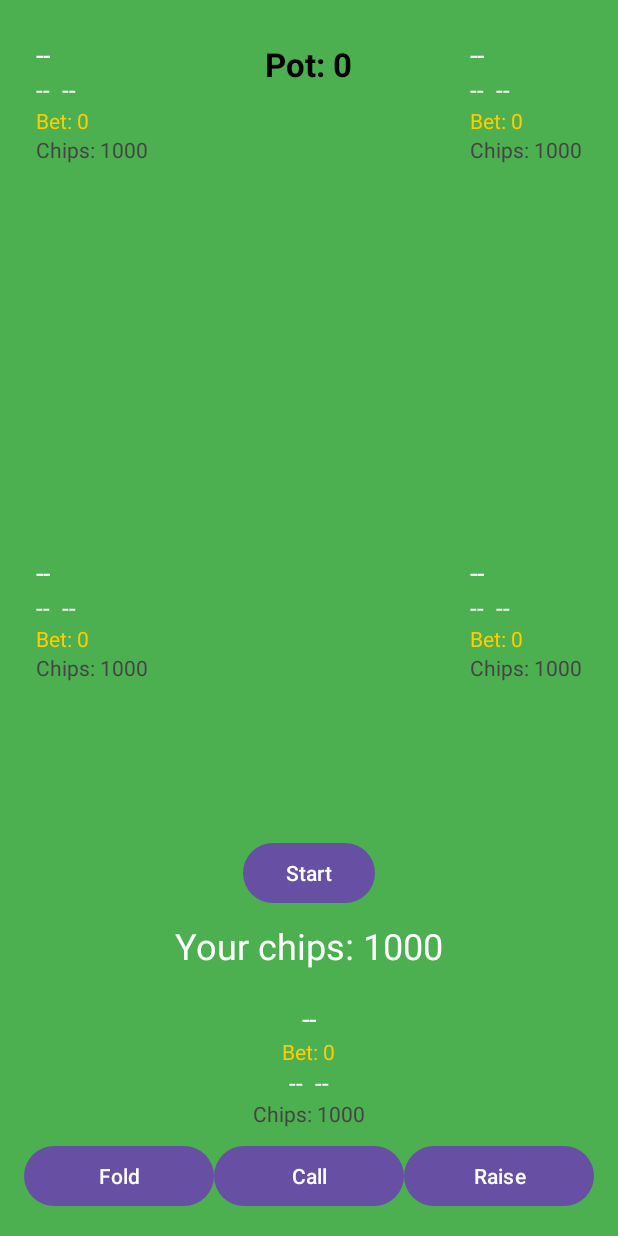
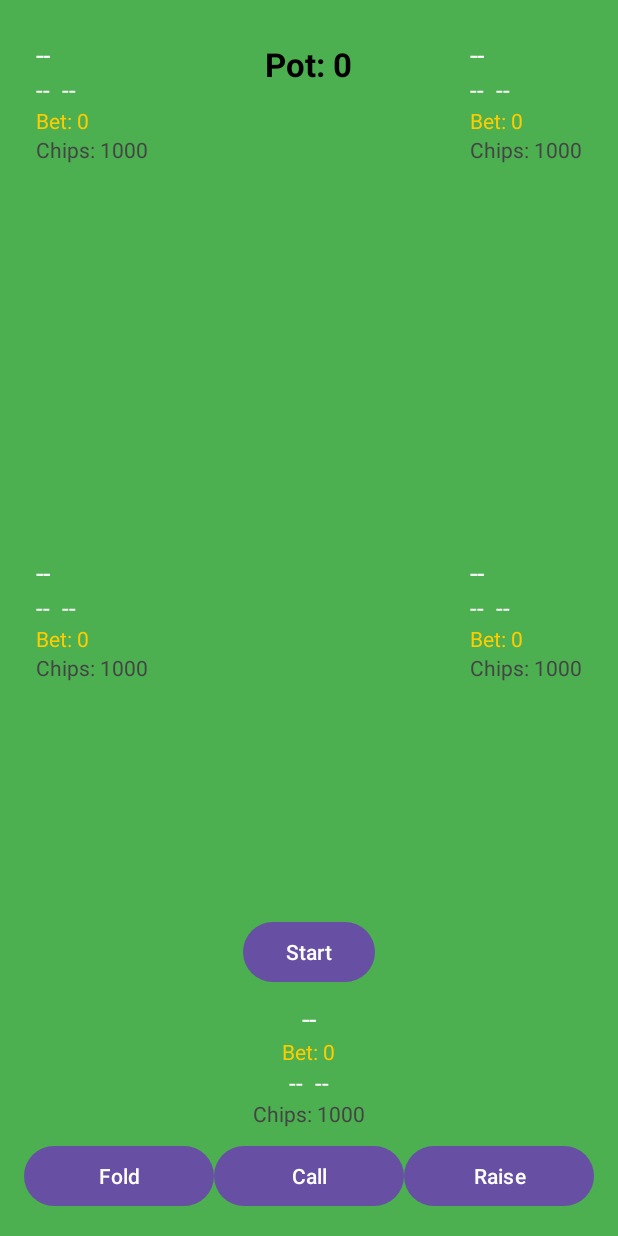
Before and after one commit to tinrenf/VLADA4-S-POKER, an Android app: the GameListActivity screen opened directly, with no data from a screen before it, after a tap on "Create New Game", on a phone screen of 412 x 824 dp. Run offline under Robolectric (Android 15) with nearby library versions, the phone set to English and light mode, and no system bars; our stand-ins replace Firebase (no records; nobody signed in at launch, a user with empty details on screens opened directly).

Commit message:
Работают все стадии игры, но криво

```diff
--- a/app/src/main/java/com/example/poker/GameListActivity.java
+++ b/app/src/main/java/com/example/poker/GameListActivity.java
@@ -71,10 +71,10 @@ public class GameListActivity extends AppCompatActivity {
         createGameButton.setOnClickListener(v -> createNewGame());
 
         BackButton = findViewById(R.id.BackFLbutton);
-        /*BackButton.setOnClickListener(v -> {
+        BackButton.setOnClickListener(v -> {
             Intent intent = new Intent(GameListActivity.this, MainActivity.class);
             startActivity(intent);
-        });*/
+        });
 
         listenForGames();
     }
--- a/app/src/main/res/layout/activity_game.xml
+++ b/app/src/main/res/layout/activity_game.xml
@@ -12,7 +12,7 @@
         android:orientation="horizontal"
         android:gravity="center"
         android:layout_above="@id/start_button"
-        android:layout_marginBottom="225dp">
+        android:layout_marginBottom="260dp">
 
         <TextView android:id="@+id/card_comm1" style="@style/CommCard"/>
         <TextView android:id="@+id/card_comm2" style="@style/CommCard"/>
@@ -92,15 +92,6 @@
         android:layout_centerHorizontal="true"
         android:orientation="vertical"
         android:padding="8dp">
-
-        <TextView
-            android:id="@+id/player_info"
-            android:layout_width="wrap_content"
-            android:layout_height="wrap_content"
-            android:layout_marginBottom="20dp"
-            android:text="Your chips: 1000"
-            android:textColor="@android:color/white"
-            android:textSize="24sp" />
 
         <TextView
             android:id="@+id/player5"
```
Also changed, not shown: app/src/main/java/com/example/poker/GameActivity.java (+72 -34 lines).
